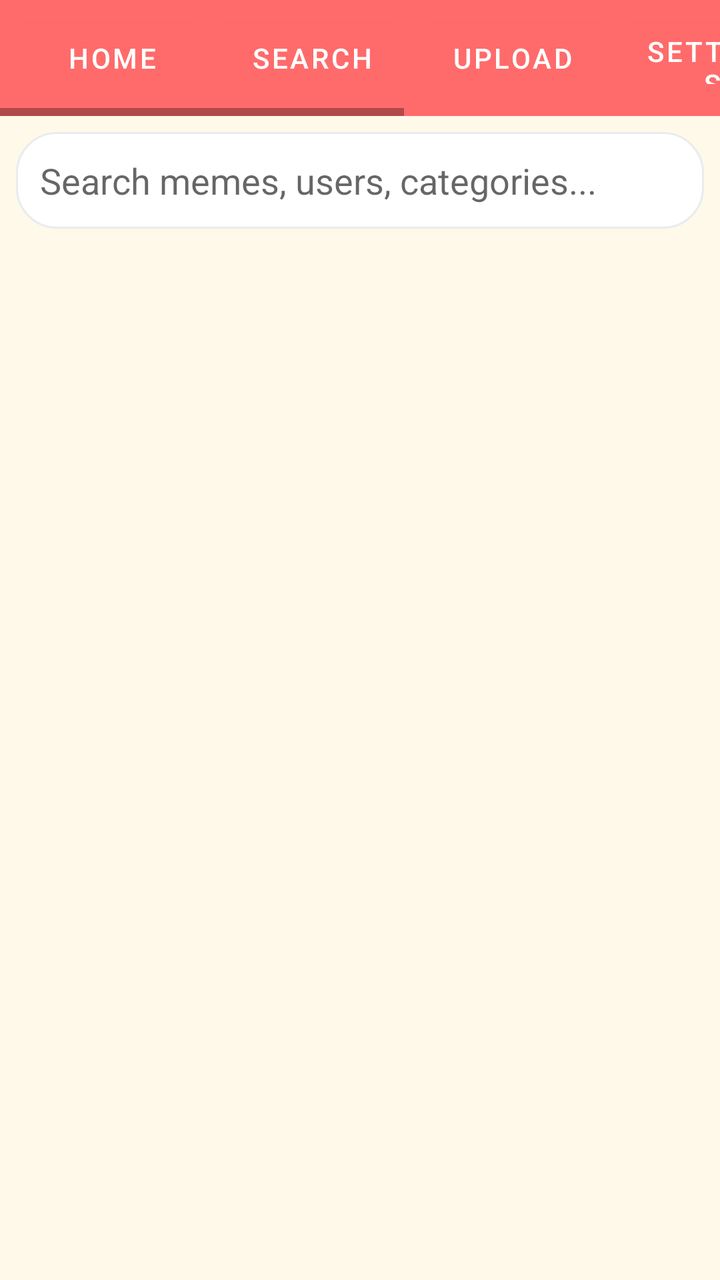
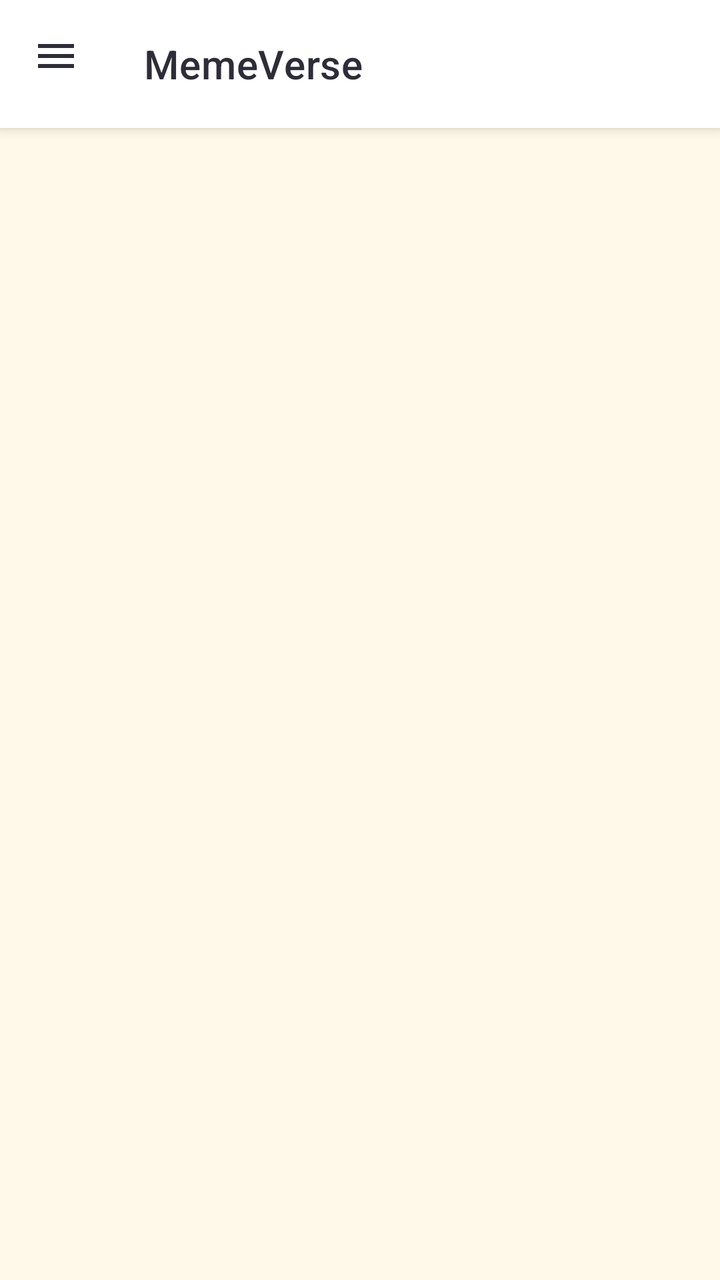

Before-and-after screenshots of an Android layout around one commit, followed by the original layout XML and the change that was made.
<!-- AndroidManifest.xml: application theme AppTheme -->
<!-- res/layout/activity_main.xml -->
<?xml version="1.0" encoding="utf-8"?>
<LinearLayout xmlns:android="http://schemas.android.com/apk/res/android"
    android:layout_width="match_parent"
    android:layout_height="match_parent"
    android:orientation="vertical"
    android:background="@color/background">

    <HorizontalScrollView
        android:layout_width="match_parent"
        android:layout_height="58dp"
        android:background="@color/primary"
        android:fillViewport="true">

        <LinearLayout
            android:layout_width="wrap_content"
            android:layout_height="58dp"
            android:orientation="horizontal"
            android:gravity="center_vertical"
            android:padding="6dp">

            <Button
                android:id="@+id/btnHome"
                android:layout_width="100dp"
                android:layout_height="wrap_content"
                android:text="Home" />

            <Button
                android:id="@+id/btnSearch"
                android:layout_width="100dp"
                android:layout_height="wrap_content"
                android:text="Search" />

            <Button
                android:id="@+id/btnUpload"
                android:layout_width="100dp"
                android:layout_height="wrap_content"
                android:text="Upload" />

            <Button
                android:id="@+id/btnSettings"
                android:layout_width="100dp"
                android:layout_height="wrap_content"
                android:text="Settings" />

            <FrameLayout
                android:layout_width="120dp"
                android:layout_height="wrap_content">

                <Button
                    android:id="@+id/btnMessages"
                    android:layout_width="match_parent"
                    android:layout_height="wrap_content"
                    android:text="Messages" />

                <TextView
                    android:id="@+id/badgeMessages"
                    android:layout_width="24dp"
                    android:layout_height="24dp"
                    android:layout_gravity="top|end"
                    android:gravity="center"
                    android:text="0"
                    android:textSize="11sp"
                    android:textStyle="bold"
                    android:textColor="@android:color/white"
                    android:background="@drawable/badge_red"
                    android:visibility="gone" />

            </FrameLayout>

            <FrameLayout
                android:layout_width="110dp"
                android:layout_height="wrap_content">

                <Button
                    android:id="@+id/btnNotifications"
                    android:layout_width="match_parent"
                    android:layout_height="wrap_content"
                    android:text="Notifs" />

                <TextView
                    android:id="@+id/badgeNotifications"
                    android:layout_width="24dp"
                    android:layout_height="24dp"
                    android:layout_gravity="top|end"
                    android:gravity="center"
                    android:text="0"
                    android:textSize="11sp"
                    android:textStyle="bold"
                    android:textColor="@android:color/white"
                    android:background="@drawable/badge_red"
                    android:visibility="gone" />

            </FrameLayout>

        </LinearLayout>

    </HorizontalScrollView>

    <EditText
        android:id="@+id/searchEditText"
        android:layout_width="match_parent"
        android:layout_height="wrap_content"
        android:hint="Search memes, users, categories..."
        android:background="@drawable/edittext_bg"
        android:padding="12dp"
        android:layout_margin="8dp"
        android:singleLine="true" />

    <FrameLayout
        android:id="@+id/fragment_container"
        android:layout_width="match_parent"
        android:layout_height="0dp"
        android:layout_weight="1" />

</LinearLayout>
<!-- resources referenced by this layout -->
<resources>
  <color name="background">#fef9e8</color>
  <color name="primary">#ff6b6b</color>
  <!-- drawable badge_red (drawable) -->
  <?xml version="1.0" encoding="utf-8"?>
  <shape xmlns:android="http://schemas.android.com/apk/res/android"
      android:shape="oval">
      <solid android:color="@color/danger" />
  </shape>
  <!-- drawable edittext_bg (drawable) -->
  <?xml version="1.0" encoding="utf-8"?>
  <shape xmlns:android="http://schemas.android.com/apk/res/android">
  
      <solid android:color="@color/surface" />
  
      <stroke
          android:width="1dp"
          android:color="@color/border" />
  
      <corners android:radius="20dp" />
  
      <padding
          android:left="12dp"
          android:top="12dp"
          android:right="12dp"
          android:bottom="12dp" />
  
  </shape>
  <style name="AppTheme" parent="Theme.MaterialComponents.DayNight.NoActionBar">
          <item name="colorPrimary">@color/primary</item>
          <item name="colorPrimaryVariant">@color/primary_dark</item>
          <item name="colorOnPrimary">@android:color/white</item>
          <item name="colorSecondary">@color/primary</item>
          <item name="android:windowBackground">@color/background</item>
          <item name="android:statusBarColor">@color/primary</item>
      </style>
  <color name="danger">#ef476f</color>
  <color name="surface">#ffffff</color>
  <color name="border">#e9ecef</color>
  <color name="primary_dark">#ff5252</color>
</resources>

<!-- the commit's change to res/layout/activity_main.xml (unified diff, before → after) -->
@@ -1,115 +1,91 @@
+<?xml version="1.0" encoding="utf-8"?>
+<androidx.drawerlayout.widget.DrawerLayout xmlns:android="http://schemas.android.com/apk/res/android"
+    xmlns:app="http://schemas.android.com/apk/res-auto"
+    android:id="@+id/drawerLayout"
+    android:layout_width="match_parent"
+    android:layout_height="match_parent">
+
+    <androidx.constraintlayout.widget.ConstraintLayout
+        android:layout_width="match_parent"
+        android:layout_height="match_parent"
+        android:background="@color/background">
+
+        <com.google.android.material.appbar.MaterialToolbar
+            android:id="@+id/topAppBar"
+            android:layout_width="0dp"
+            android:layout_height="64dp"
+            android:background="@color/surface"
+            android:elevation="4dp"
+            app:navigationIcon="@drawable/ic_menu"
+            app:title="MemeVerse"
+            app:titleTextColor="@color/text_primary"
+            app:layout_constraintTop_toTopOf="parent"
+            app:layout_constraintStart_toStartOf="parent"
+            app:layout_constraintEnd_toEndOf="parent" />
+
+        <FrameLayout
+            android:id="@+id/fragment_container"
+            android:layout_width="0dp"
+            android:layout_height="0dp"
+            app:layout_constraintTop_toBottomOf="@id/topAppBar"
+            app:layout_constraintBottom_toBottomOf="parent"
+            app:layout_constraintStart_toStartOf="parent"
+            app:layout_constraintEnd_toEndOf="parent" />
+
+    </androidx.constraintlayout.widget.ConstraintLayout>
+
+    <com.google.android.material.navigation.NavigationView
+        android:id="@+id/navigationView"
+        android:layout_width="300dp"
+        android:layout_height="match_parent"
+        android:layout_gravity="start"
+        android:background="@color/surface"
+        app:headerLayout="@layout/nav_header"
+        app:itemIconTint="@color/text_primary"
+        app:itemTextColor="@color/text_primary"
+        app:itemVerticalPadding="14dp"
+        app:menu="@menu/drawer_menu" />
+
+</androidx.drawerlayout.widget.DrawerLayout>
+<!-- res/layout/nav_header.xml (included above) -->
 <?xml version="1.0" encoding="utf-8"?>
 <LinearLayout xmlns:android="http://schemas.android.com/apk/res/android"
+    android:id="@+id/navHeaderRoot"
     android:layout_width="match_parent"
-    android:layout_height="match_parent"
+    android:layout_height="170dp"
+    android:background="@color/background"
+    android:gravity="bottom"
     android:orientation="vertical"
-    android:background="@color/background">
+    android:padding="20dp">
 
-    <HorizontalScrollView
-        android:layout_width="match_parent"
+    <TextView
+        android:id="@+id/tvHeaderLogo"
+        android:layout_width="58dp"
         android:layout_height="58dp"
-        android:background="@color/primary"
-        android:fillViewport="true">
+        android:background="@drawable/bg_nav_logo"
+        android:gravity="center"
+        android:text="M"
+        android:textColor="@android:color/white"
+        android:textSize="26sp"
+        android:textStyle="bold" />
 
-        <LinearLayout
-            android:layout_width="wrap_content"
-            android:layout_height="58dp"
-            android:orientation="horizontal"
-            android:gravity="center_vertical"
-            android:padding="6dp">
-
-            <Button
-                android:id="@+id/btnHome"
-                android:layout_width="100dp"
-                android:layout_height="wrap_content"
-                android:text="Home" />
-
-            <Button
-                android:id="@+id/btnSearch"
-                android:layout_width="100dp"
-                android:layout_height="wrap_content"
-                android:text="Search" />
-
-            <Button
-                android:id="@+id/btnUpload"
-                android:layout_width="100dp"
-                android:layout_height="wrap_content"
-                android:text="Upload" />
-
-            <Button
-                android:id="@+id/btnSettings"
-                android:layout_width="100dp"
-                android:layout_height="wrap_content"
-                android:text="Settings" />
-
-            <FrameLayout
-                android:layout_width="120dp"
-                android:layout_height="wrap_content">
-
-                <Button
-                    android:id="@+id/btnMessages"
-                    android:layout_width="match_parent"
-                    android:layout_height="wrap_content"
-                    android:text="Messages" />
-
-                <TextView
-                    android:id="@+id/badgeMessages"
-                    android:layout_width="24dp"
-                    android:layout_height="24dp"
-                    android:layout_gravity="top|end"
-                    android:gravity="center"
-                    android:text="0"
-                    android:textSize="11sp"
-                    android:textStyle="bold"
-                    android:textColor="@android:color/white"
-                    android:background="@drawable/badge_red"
-                    android:visibility="gone" />
-
-            </FrameLayout>
-
-            <FrameLayout
-                android:layout_width="110dp"
-                android:layout_height="wrap_content">
-
-                <Button
-                    android:id="@+id/btnNotifications"
-                    android:layout_width="match_parent"
-                    android:layout_height="wrap_content"
-                    android:text="Notifs" />
-
-                <TextView
-                    android:id="@+id/badgeNotifications"
-                    android:layout_width="24dp"
-                    android:layout_height="24dp"
-                    android:layout_gravity="top|end"
-                    android:gravity="center"
-                    android:text="0"
-                    android:textSize="11sp"
-                    android:textStyle="bold"
-                    android:textColor="@android:color/white"
-                    android:background="@drawable/badge_red"
-                    android:visibility="gone" />
-
-            </FrameLayout>
-
-        </LinearLayout>
-
-    </HorizontalScrollView>
-
-    <EditText
-        android:id="@+id/searchEditText"
+    <TextView
+        android:id="@+id/tvHeaderTitle"
         android:layout_width="match_parent"
         android:layout_height="wrap_content"
-        android:hint="Search memes, users, categories..."
-        android:background="@drawable/edittext_bg"
-        android:padding="12dp"
-        android:layout_margin="8dp"
-        android:singleLine="true" />
+        android:layout_marginTop="14dp"
+        android:text="MemeVerse"
+        android:textColor="@color/text_primary"
+        android:textSize="22sp"
+        android:textStyle="bold" />
 
-    <FrameLayout
-        android:id="@+id/fragment_container"
+    <TextView
+        android:id="@+id/tvHeaderUsername"
         android:layout_width="match_parent"
-        android:layout_height="0dp"
-        android:layout_weight="1" />
+        android:layout_height="wrap_content"
+        android:layout_marginTop="2dp"
+        android:text="@username"
+        android:textColor="@color/text_muted"
+        android:textSize="14sp" />
 
 </LinearLayout>
<!-- resource entries referenced after the edit -->
@@ -2,31 +2,6 @@
 <resources>
   <color name="background">#fef9e8</color>
   <color name="primary">#ff6b6b</color>
-  <!-- drawable badge_red (drawable) -->
-  <?xml version="1.0" encoding="utf-8"?>
-  <shape xmlns:android="http://schemas.android.com/apk/res/android"
-      android:shape="oval">
-      <solid android:color="@color/danger" />
-  </shape>
-  <!-- drawable edittext_bg (drawable) -->
-  <?xml version="1.0" encoding="utf-8"?>
-  <shape xmlns:android="http://schemas.android.com/apk/res/android">
-  
-      <solid android:color="@color/surface" />
-  
-      <stroke
-          android:width="1dp"
-          android:color="@color/border" />
-  
-      <corners android:radius="20dp" />
-  
-      <padding
-          android:left="12dp"
-          android:top="12dp"
-          android:right="12dp"
-          android:bottom="12dp" />
-  
-  </shape>
   <style name="AppTheme" parent="Theme.MaterialComponents.DayNight.NoActionBar">
           <item name="colorPrimary">@color/primary</item>
           <item name="colorPrimaryVariant">@color/primary_dark</item>
@@ -35,9 +10,30 @@
           <item name="android:windowBackground">@color/background</item>
           <item name="android:statusBarColor">@color/primary</item>
       </style>
-  <color name="danger">#ef476f</color>
   <color name="surface">#ffffff</color>
-  <color name="border">#e9ecef</color>
+  <color name="text_muted">#8b8f98</color>
+  <color name="text_primary">#2d2d3a</color>
+  <!-- drawable bg_nav_logo (drawable) -->
+  <?xml version="1.0" encoding="utf-8"?>
+  <shape xmlns:android="http://schemas.android.com/apk/res/android">
+  
+      <solid android:color="@color/primary" />
+  
+      <corners android:radius="18dp" />
+  
+  </shape>
+  <!-- drawable ic_menu (drawable) -->
+  <vector xmlns:android="http://schemas.android.com/apk/res/android"
+      android:width="24dp"
+      android:height="24dp"
+      android:viewportWidth="24"
+      android:viewportHeight="24">
+  
+      <path
+          android:fillColor="@color/text_primary"
+          android:pathData="M3,6h18v2H3V6zM3,11h18v2H3v-2zM3,16h18v2H3v-2z" />
+  
+  </vector>
   <color name="primary_dark">#ff5252</color>
 </resources>
 
